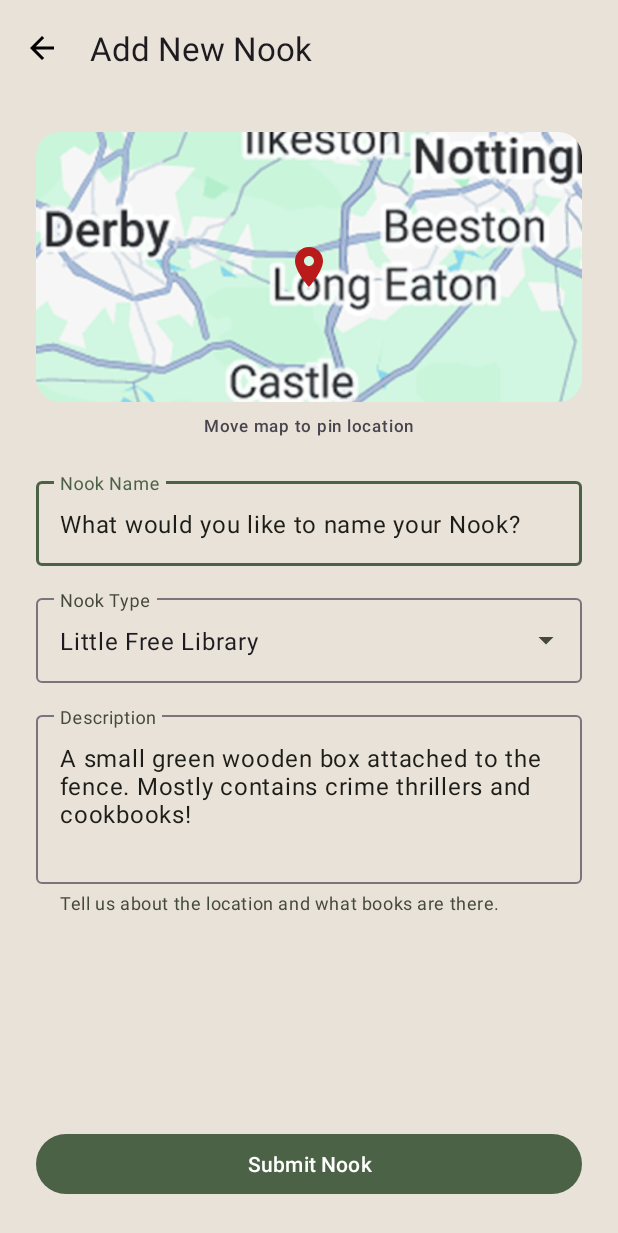
After one commit to ridgardhannah/BookNook, an Android app: the AddNookActivity screen opened directly, with no data from a screen before it, on a phone screen of 412 x 824 dp. The commit adds this screen. Shown: the top 1233 px of the screen. Run offline under Robolectric (Android 15) with nearby library versions, the phone set to English and light mode, and no system bars.

Commit message:
done nook detail activity and wired up navigation from the map pins. layout for nook detail screen with image and buttons updated the log book popup to be a centered material dialog instead of a sheet - better fit to designs added the report issue activity. has multi-select checkboxes and photo upload . added in some material snackbars for success feedback on reporting and adding nooks impleented the fab on the map screen built the full add new nook form with mini-map and dropdown placeholders for now
implemented 2 second delayed navigation to make snackbars readable

cleaned up text view consistency across all active forms

added a placeholder section for accessibility chips and recent activity feed

fixed pixel 7a layout padding and icon visibility issues

```diff
--- a/app/src/main/AndroidManifest.xml
+++ b/app/src/main/AndroidManifest.xml
@@ -11,6 +11,9 @@
         android:roundIcon="@mipmap/ic_launcher_round"
         android:supportsRtl="true"
         android:theme="@style/Theme.BookNookApp">
+        <activity
+            android:name=".AddNookActivity"
+            android:exported="false" />
         <activity
             android:name=".ReportIssueActivity"
             android:exported="false" />
--- /dev/null
+++ b/app/src/main/java/com/example/mpa_booknookapp/AddNookActivity.java
@@ -0,0 +1,49 @@
+package com.example.mpa_booknookapp;
+
+import android.os.Bundle;
+import android.os.Handler;
+import android.widget.Button;
+import android.widget.Toast;
+
+import androidx.activity.EdgeToEdge;
+import androidx.appcompat.app.AppCompatActivity;
+import androidx.core.graphics.Insets;
+import androidx.core.view.ViewCompat;
+import androidx.core.view.WindowInsetsCompat;
+
+import com.google.android.material.snackbar.Snackbar;
+
+public class AddNookActivity extends AppCompatActivity {
+
+    @Override
+    protected void onCreate(Bundle savedInstanceState) {
+        super.onCreate(savedInstanceState);
+        EdgeToEdge.enable(this);
+        setContentView(R.layout.activity_add_nook);
+        ViewCompat.setOnApplyWindowInsetsListener(findViewById(R.id.main), (v, insets) -> {
+            Insets systemBars = insets.getInsets(WindowInsetsCompat.Type.systemBars());
+            v.setPadding(systemBars.left, systemBars.top, systemBars.right, systemBars.bottom);
+            return insets;
+        });
+
+        //toolbar back button
+        findViewById(R.id.toolbarBackBtn).setOnClickListener(v -> finish());
+
+        //submit nook button
+        Button btnSubmitNook = findViewById(R.id.btnSubmitNook);
+
+        //submit button clicky bit
+        btnSubmitNook.setOnClickListener(v -> {
+            // Show the Snackbar on the current screen
+            Snackbar.make(findViewById(android.R.id.content),
+                    "Nook submitted! Waiting for review.",
+                    Snackbar.LENGTH_LONG).show();
+
+            // WAIT before finishing, so the user sees the message
+            new Handler().postDelayed(() -> {
+                finish();
+            }, 2000);
+        });
+
+    }
+}
--- /dev/null
+++ b/app/src/main/res/layout/activity_add_nook.xml
@@ -0,0 +1,122 @@
+<?xml version="1.0" encoding="utf-8"?>
+<androidx.constraintlayout.widget.ConstraintLayout xmlns:android="http://schemas.android.com/apk/res/android"
+    xmlns:app="http://schemas.android.com/apk/res-auto"
+    android:id="@+id/main"
+    android:layout_width="match_parent"
+    android:layout_height="match_parent"
+    android:background="?attr/colorSurface">
+
+    <!--space for toolbar with back arrow-->
+    <com.google.android.material.appbar.MaterialToolbar
+        android:id="@+id/toolbarBackBtn"
+        android:layout_width="match_parent"
+        android:layout_height="?attr/actionBarSize"
+        app:layout_constraintTop_toTopOf="parent"
+        app:navigationIcon="@drawable/ic_arrow_back"
+        app:title="Add New Nook" />
+
+    <!--everything from this point can be scrolled-->
+    <ScrollView
+        android:layout_width="match_parent"
+        android:layout_height="0dp"
+        app:layout_constraintBottom_toTopOf="@id/btnSubmitNook"
+        app:layout_constraintTop_toBottomOf="@id/toolbarBackBtn">
+
+        <!--everything between scrollbar and the submit button-->
+        <LinearLayout
+            android:layout_width="match_parent"
+            android:layout_height="wrap_content"
+            android:orientation="vertical"
+            android:padding="24dp">
+
+            <!--mini map selection area. do logic later. should be able to move map to line up with pin-->
+            <com.google.android.material.card.MaterialCardView
+                android:layout_width="match_parent"
+                android:layout_height="180dp"
+                app:cardCornerRadius="16dp"
+                app:strokeWidth="0dp">
+
+                <!--map. placeholder pic for now-->
+                <ImageView
+                    android:layout_width="match_parent"
+                    android:layout_height="match_parent"
+                    android:scaleType="centerCrop"
+                    android:src="@drawable/img_map_placeholder" />
+
+                <!--map pin icon. maybe sort logic later to have pin colour vary according to nook type? problem for later-->
+                <ImageView
+                    android:layout_width="32dp"
+                    android:layout_height="32dp"
+                    android:layout_gravity="center"
+                    android:src="@drawable/ic_location_pin"
+                    app:tint="?attr/colorError" />
+            </com.google.android.material.card.MaterialCardView>
+
+            <!--mini instructions for moving map to pin point location of nook-->
+            <TextView
+                android:layout_width="wrap_content"
+                android:layout_height="wrap_content"
+                android:layout_marginTop="8dp"
+                android:layout_gravity="center"
+                android:text="Move map to pin location"
+                android:textAppearance="@style/TextAppearance.Material3.LabelSmall" />
+
+            <!--user input section-->
+            <!-- type in name-->
+            <com.google.android.material.textfield.TextInputLayout
+                style="@style/Widget.Material3.TextInputLayout.OutlinedBox"
+                android:layout_width="match_parent"
+                android:layout_height="wrap_content"
+                android:layout_marginTop="24dp"
+                android:hint="Nook Name">
+                <com.google.android.material.textfield.TextInputEditText
+                    android:layout_width="match_parent"
+                    android:layout_height="wrap_content"
+                    android:text="What would you like to name your Nook?" />
+            </com.google.android.material.textfield.TextInputLayout>
+
+            <!--drop down options for nook type. add more types and drop down list later-->
+            <!--type ideas: little free library(branding legal stuff tho?), converted phone box, community bookcase (options for pub/cafe/supermarket), council-owned library, outdoor reading spot, indoor reading spot-->
+            <com.google.android.material.textfield.TextInputLayout
+                style="@style/Widget.Material3.TextInputLayout.OutlinedBox.ExposedDropdownMenu"
+                android:layout_width="match_parent"
+                android:layout_height="wrap_content"
+                android:layout_marginTop="16dp"
+                android:hint="Nook Type">
+                <AutoCompleteTextView
+                    android:layout_width="match_parent"
+                    android:layout_height="wrap_content"
+                    android:inputType="none"
+                    android:text="Little Free Library" />
+            </com.google.android.material.textfield.TextInputLayout>
+
+            <!-- big box to write a description in -->
+            <com.google.android.material.textfield.TextInputLayout
+                style="@style/Widget.Material3.TextInputLayout.OutlinedBox"
+                android:layout_width="match_parent"
+                android:layout_height="wrap_content"
+                android:layout_marginTop="16dp"
+                android:hint="Description"
+                app:helperText="Tell us about the location and what books are there.">
+
+                <com.google.android.material.textfield.TextInputEditText
+                    android:layout_width="match_parent"
+                    android:layout_height="wrap_content"
+                    android:minLines="4"
+                    android:gravity="top"
+                    android:text="A small green wooden box attached to the fence. Mostly contains crime thrillers and cookbooks!" />
+            </com.google.android.material.textfield.TextInputLayout>
+
+        </LinearLayout><!--end on details linear layout-->
+    </ScrollView> <!--end of scrolly bit-->
+
+    <!-- submit button. find icon?-->
+    <com.google.android.material.button.MaterialButton
+        android:id="@+id/btnSubmitNook"
+        android:layout_width="match_parent"
+        android:layout_height="wrap_content"
+        android:layout_margin="24dp"
+        android:text="Submit Nook"
+        app:layout_constraintBottom_toBottomOf="parent" />
+
+</androidx.constraintlayout.widget.ConstraintLayout>
```
Also changed, not shown: app/src/main/java/com/example/mpa_booknookapp/MapFragment.java (+7 -0 lines), app/src/main/java/com/example/mpa_booknookapp/NookDetailsActivity.java (+17 -10 lines), app/src/main/res/layout/activity_report_issue.xml (+22 -2 lines), app/src/main/res/layout/fragment_map.xml (+13 -0 lines), app/src/main/res/layout/layout_log_book_dialog.xml (+1 -7 lines).
